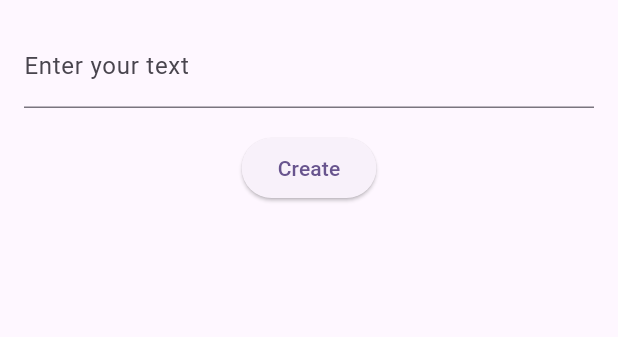
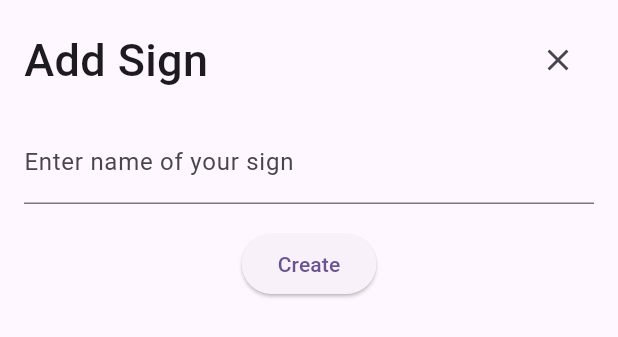
Before and after one commit to mukundsolanki/Vaachak, a Flutter app: the MyBottomSheet widget shown alone on an empty page, opened directly with empty values, on a phone screen of 412 x 824 dp. Shown: the top 337 px of the screen. Run offline on Flutter 3.47's test engine with Material 3 defaults, Android fonts, the phone set to English and light mode, and no system bars.

Commit message:
Navigator pop for bottom sheet and preview for new data added

```diff
--- a/vaachakapp/lib/pages/widgets/bottom_model_sheet.dart
+++ b/vaachakapp/lib/pages/widgets/bottom_model_sheet.dart
@@ -21,15 +21,33 @@ class _MyBottomSheetState extends State<MyBottomSheet> {
   @override
   Widget build(BuildContext context) {
     return Container(
-      height: 400,
       padding: EdgeInsets.all(16.0),
       child: Column(
         mainAxisSize: MainAxisSize.min,
         children: <Widget>[
+          Row(
+            mainAxisAlignment: MainAxisAlignment.spaceBetween,
+            children: [
+              Text(
+                'Add Sign',
+                style: TextStyle(
+                  fontSize: 30.0,
+                  fontWeight: FontWeight.w500,
+                ),
+              ),
+              IconButton(
+                icon: Icon(Icons.close),
+                onPressed: () {
+                  Navigator.pop(context);
+                },
+              ),
+            ],
+          ),
+          SizedBox(height: 16.0),
           TextField(
             controller: textEditingController,
             decoration: InputDecoration(
-              labelText: 'Enter your text',
+              labelText: 'Enter name of your sign',
             ),
           ),
           SizedBox(height: 16.0),
```
Also changed, not shown: vaachakapp/lib/pages/home_screen.dart (+29 -3 lines).
